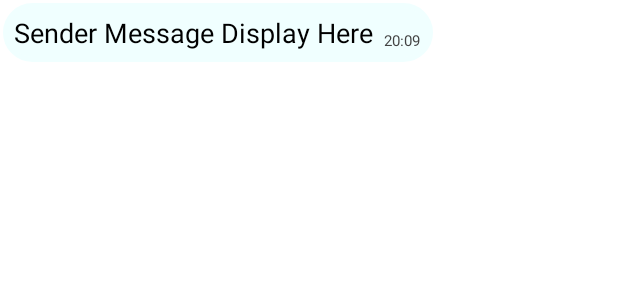
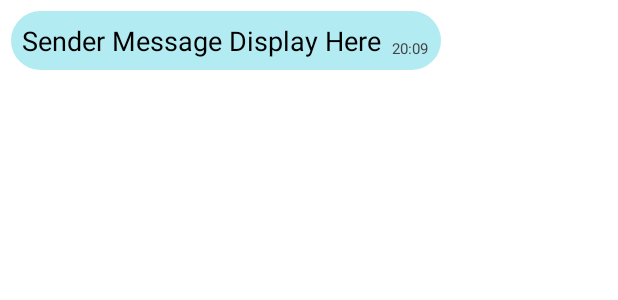
Before and after one commit to RamazanOzerr/EducationForEveryone, an Android app: the layout received_item.xml on its own in the app's theme, with its tools: preview values and no code run, on a phone screen of 412 x 824 dp. Shown: the top 300 px of the screen. Run offline under Robolectric (Android 15) with nearby library versions, the phone set to English and light mode, and no system bars.

Commit message:
new commit

```diff
--- a/app/src/main/java/com/example/educationforeveryone/ui/PrivateChat/PrivateChatActivity.java
+++ b/app/src/main/java/com/example/educationforeveryone/ui/PrivateChat/PrivateChatActivity.java
@@ -134,6 +134,7 @@ public class PrivateChatActivity extends AppCompatActivity {
                                 .setValue(message).addOnCompleteListener(task1 -> {
                                     edittext_privatechat.requestFocus();
                                     edittext_privatechat.setText("");
+                                    recyclerView_privatechat.smoothScrollToPosition(messageList.size());
                                     Toast.makeText(this,
                                             "message sent successfully",
                                             Toast.LENGTH_SHORT).show();
--- a/app/src/main/res/layout/received_item.xml
+++ b/app/src/main/res/layout/received_item.xml
@@ -1,13 +1,13 @@
 <?xml version="1.0" encoding="utf-8"?>
 <RelativeLayout xmlns:android="http://schemas.android.com/apk/res/android"
     android:layout_width="match_parent" android:layout_height="wrap_content"
-    android:padding="2dp">
+    android:padding="7dp">
 
     <RelativeLayout
         android:layout_width="wrap_content"
         android:layout_height="wrap_content"
         android:layout_alignParentStart="true"
-        android:backgroundTint="@color/azure"
+        android:backgroundTint="@color/cyan_100"
         android:background="@drawable/shape_chat"
         android:id="@+id/layoutformessage">
 
--- a/app/src/main/res/layout/sent_item.xml
+++ b/app/src/main/res/layout/sent_item.xml
@@ -3,7 +3,7 @@
     android:layout_width="match_parent"
     android:layout_height="wrap_content"
     xmlns:app="http://schemas.android.com/apk/res-auto"
-    android:layout_marginBottom="2dp"
+    android:layout_margin="7dp"
     >
 
     <androidx.constraintlayout.widget.ConstraintLayout
@@ -11,7 +11,7 @@
         android:layout_height="wrap_content"
         app:layout_constraintEnd_toEndOf="parent"
         app:layout_constraintTop_toTopOf="parent"
-        android:backgroundTint="@color/skyblue"
+        android:backgroundTint="@color/limea_400"
         android:background="@drawable/shape_chat"
         android:id="@+id/layoutformessage"
         android:padding="7dp"
--- a/app/src/main/res/values/colors.xml
+++ b/app/src/main/res/values/colors.xml
@@ -24,4 +24,10 @@
     <color name="red">#F44336</color>
     <color name="charcoal">#36454F</color>
     <color name="neongreen">#0FFF50</color>
+
+    <color name="cyan_200">#80DEEA</color>
+    <color name="lightblue_400">#29B6F6</color>
+    <color name="cyan_100">#B2EBF2</color>
+    <color name="lightblue_300">#4FC3F7</color>
+    <color name="limea_400">#C6FF00</color>
 </resources>
```
